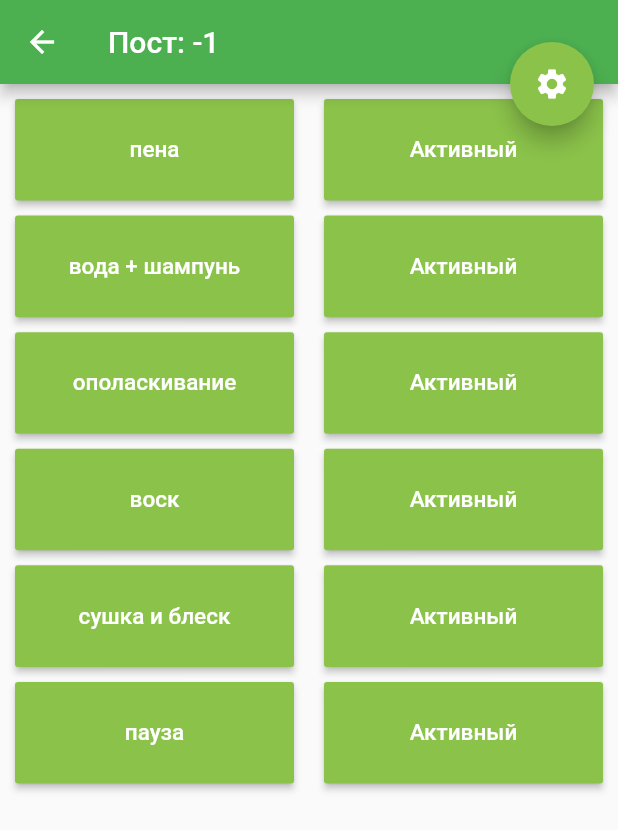
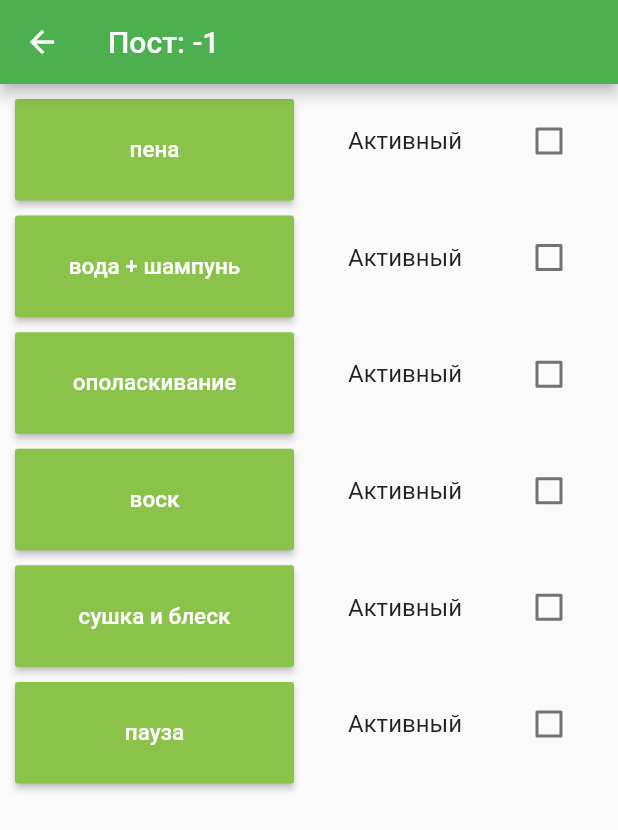
Before and after one commit to OpenRbt/mobile-wash-control, a Flutter app: the screen it shows after launch, after a tap on "EditPost", on a phone screen of 412 x 824 dp. Shown: the top 830 px of the screen. Run offline on Flutter 3.47's test engine with Material 2 defaults, Android fonts, the phone set to English and light mode, and no system bars; missing offline and left inert: ping_discover_network, wifi.

Commit message:
Add checkboxes to PostMenu

```diff
--- a/lib/PostMenu.dart
+++ b/lib/PostMenu.dart
@@ -6,17 +6,26 @@ class PostMenuArgs {
   PostMenuArgs(this.postID);
 }
 
-class PostMenu extends StatelessWidget {
+class PostMenu extends StatefulWidget {
   int postID;
-
   PostMenu({Key key, @required this.postID}) : super(key: key);
 
   @override
+  _PostMenuState createState() => _PostMenuState(postID);
+}
+
+class _PostMenuState extends State<PostMenu> {
+  int _postID;
+  _PostMenuState(this._postID) : super() {
+    _postID = _postID == null ? -1 : _postID;
+  }
+
+  List<bool> _checkboxList = [false, false, false, false, false, false];
+
+  @override
   Widget build(BuildContext context) {
-    final PostMenuArgs args = ModalRoute.of(context).settings.arguments;
-    this.postID = args.postID;
     final AppBar appBar = AppBar(
-      title: Text("Пост: $postID"),
+      title: Text("Пост: ${this._postID}"),
     );
 
     double screenH = MediaQuery.of(context).size.height;
@@ -132,84 +141,12 @@ class PostMenu extends StatelessWidget {
                     crossAxisCount: 1,
                     childAspectRatio: (screenW / 2) / 75,
                     children: [
-                      RaisedButton(
-                        color: Colors.lightGreen,
-                        textColor: Colors.white,
-                        disabledColor: Colors.grey,
-                        disabledTextColor: Colors.black,
-                        padding: EdgeInsets.all(8.0),
-                        splashColor: Colors.lightGreenAccent,
-                        onPressed: () {},
-                        child: Text(
-                          "Активный",
-                          style: TextStyle(fontSize: 15),
-                        ),
-                      ),
-                      RaisedButton(
-                        color: Colors.lightGreen,
-                        textColor: Colors.white,
-                        disabledColor: Colors.grey,
-                        disabledTextColor: Colors.black,
-                        padding: EdgeInsets.all(8.0),
-                        splashColor: Colors.lightGreenAccent,
-                        onPressed: () {},
-                        child: Text(
-                          "Активный",
-                          style: TextStyle(fontSize: 15),
-                        ),
-                      ),
-                      RaisedButton(
-                        color: Colors.lightGreen,
-                        textColor: Colors.white,
-                        disabledColor: Colors.grey,
-                        disabledTextColor: Colors.black,
-                        padding: EdgeInsets.all(8.0),
-                        splashColor: Colors.lightGreenAccent,
-                        onPressed: () {},
-                        child: Text(
-                          "Активный",
-                          style: TextStyle(fontSize: 15),
-                        ),
-                      ),
-                      RaisedButton(
-                        color: Colors.lightGreen,
-                        textColor: Colors.white,
-                        disabledColor: Colors.grey,
-                        disabledTextColor: Colors.black,
-                        padding: EdgeInsets.all(8.0),
-                        splashColor: Colors.lightGreenAccent,
-                        onPressed: () {},
-                        child: Text(
-                          "Активный",
-                          style: TextStyle(fontSize: 15),
-                        ),
-                      ),
-                      RaisedButton(
-                        color: Colors.lightGreen,
-                        textColor: Colors.white,
-                        disabledColor: Colors.grey,
-                        disabledTextColor: Colors.black,
-                        padding: EdgeInsets.all(8.0),
-                        splashColor: Colors.lightGreenAccent,
-                        onPressed: () {},
-                        child: Text(
-                          "Активный",
-                          style: TextStyle(fontSize: 15),
-                        ),
-                      ),
-                      RaisedButton(
-                        color: Colors.lightGreen,
-                        textColor: Colors.white,
-                        disabledColor: Colors.grey,
-                        disabledTextColor: Colors.black,
-                        padding: EdgeInsets.all(8.0),
-                        splashColor: Colors.lightGreenAccent,
-                        onPressed: () {},
-                        child: Text(
-                          "Активный",
-                          style: TextStyle(fontSize: 15),
-                        ),
-                      ),
+                      _getCheckBox(0),
+                      _getCheckBox(1),
+                      _getCheckBox(2),
+                      _getCheckBox(3),
+                      _getCheckBox(4),
+                      _getCheckBox(5),
                     ],
                   ),
                 ),
@@ -218,8 +155,21 @@ class PostMenu extends StatelessWidget {
           );
         },
       ),
-      floatingActionButtonLocation: FloatingActionButtonLocation.endTop,
-      floatingActionButton: _getFloatingButton(true),
+      //floatingActionButtonLocation: FloatingActionButtonLocation.endTop,
+      //floatingActionButton: _getFloatingButton(true),
+    );
+  }
+
+  Widget _getCheckBox(int index) {
+    return CheckboxListTile(
+      controlAffinity: ListTileControlAffinity.trailing,
+      title: Text('Активный'),
+      value: _checkboxList[index],
+      onChanged: (newValue) {
+        setState(() {
+          _checkboxList[index] = !_checkboxList[index];
+        });
+      },
     );
   }
 
```
